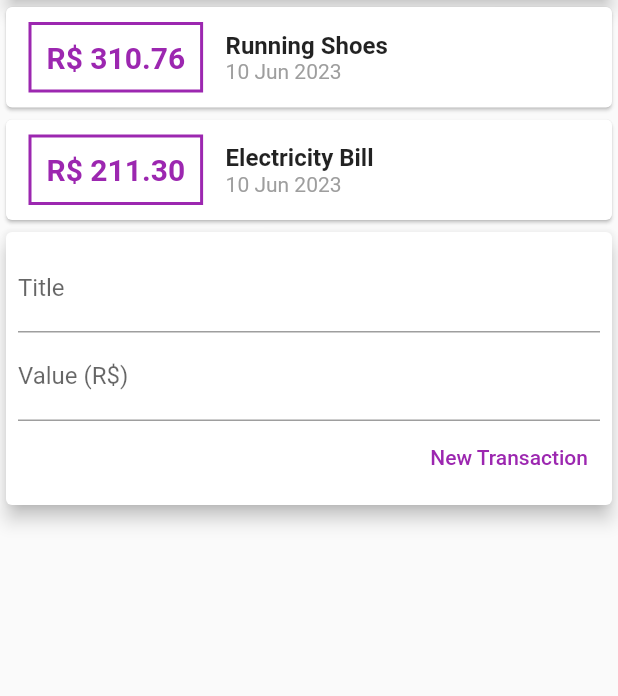
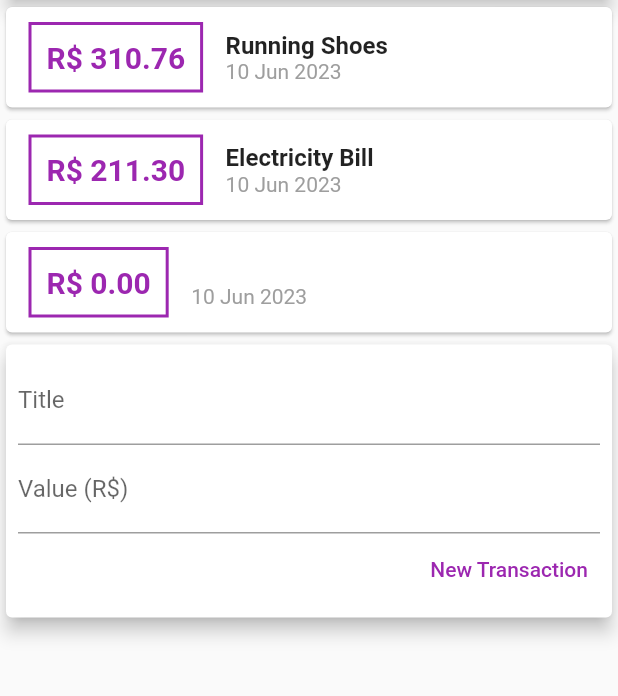
Before and after one commit to victorlopescc/weekly_expenses, a Flutter app: the screen it shows after launch, after a tap on "New Transaction", on a phone screen of 412 x 824 dp, the part 119-815 px from its top. Run offline on Flutter 3.47's test engine with Material 2 defaults, Android fonts, the phone set to English and light mode, and no system bars.

Commit message:
v0.5 - New Transaction

```diff
--- /dev/null
+++ b/lib/components/transaction_form.dart
@@ -0,0 +1,51 @@
+import 'package:flutter/material.dart';
+
+class TransactionForm extends StatelessWidget {
+  TransactionForm(this.onSubmit, {super.key});
+  final titleController = TextEditingController();
+  final valueController = TextEditingController();
+
+  final void Function(String, double) onSubmit;
+
+  @override
+  Widget build(BuildContext context) {
+    return Card(
+      elevation: 5,
+      child: Padding(
+        padding: const EdgeInsets.all(8.0),
+        child: Column(
+          children: [
+            TextField(
+              controller: titleController,
+              decoration: const InputDecoration(
+                labelText: 'Title',
+              ),
+            ),
+            TextField(
+              controller: valueController,
+              decoration: const InputDecoration(
+                labelText: 'Value (R\$)',
+              ),
+            ),
+            Row(
+              mainAxisAlignment: MainAxisAlignment.end,
+              children: [
+                TextButton(
+                  onPressed: () {
+                    final title = titleController.text;
+                    final value = double.tryParse(valueController.text) ?? 0.0;
+                    onSubmit(title, value);
+                  },
+                  child: const Text(
+                    'New Transaction',
+                    style: TextStyle(color: Colors.purple),
+                  ),
+                ),
+              ],
+            )
+          ],
+        ),
+      ),
+    );
+  }
+}
--- /dev/null
+++ b/lib/components/transaction_list.dart
@@ -0,0 +1,62 @@
+import 'package:flutter/material.dart';
+import 'package:intl/intl.dart';
+import '../models/transaction.dart';
+
+class TransactionList extends StatelessWidget {
+  const TransactionList(this.transactions, {super.key});
+
+  final List<Transaction> transactions;
+
+  @override
+  Widget build(BuildContext context) {
+    return Column(
+      children: transactions.map((tr) {
+        return Card(
+          child: Row(
+            children: [
+              Container(
+                margin: const EdgeInsets.symmetric(
+                  horizontal: 15,
+                  vertical: 10,
+                ),
+                decoration: BoxDecoration(
+                  border: Border.all(
+                    color: Colors.purple,
+                    width: 2,
+                  ),
+                ),
+                padding: const EdgeInsets.all(10),
+                child: Text(
+                  'R\$ ${tr.value.toStringAsFixed(2)}',
+                  style: const TextStyle(
+                    fontWeight: FontWeight.bold,
+                    fontSize: 20,
+                    color: Colors.purple,
+                  ),
+                ),
+              ),
+              Column(
+                crossAxisAlignment: CrossAxisAlignment.start,
+                children: [
+                  Text(
+                    tr.title,
+                    style: const TextStyle(
+                      fontSize: 16,
+                      fontWeight: FontWeight.bold,
+                    ),
+                  ),
+                  Text(
+                    DateFormat('d MMM y').format(tr.date),
+                    style: const TextStyle(
+                      color: Colors.grey,
+                    ),
+                  ),
+                ],
+              ),
+            ],
+          ),
+        );
+      }).toList(),
+    );
+  }
+}
--- a/lib/components/transaction_user.dart
+++ b/lib/components/transaction_user.dart
@@ -1,3 +1,5 @@
+import 'dart:math';
+
 import 'package:flutter/material.dart';
 import './transaction_list.dart';
 import './transaction_form.dart';
@@ -26,12 +28,25 @@
     ),
   ];
 
+  _addTransaction(String title, double value) {
+    final newTransaction = Transaction(
+      id: Random().nextDouble().toString(),
+      title: title,
+      value: value,
+      date: DateTime.now(),
+    );
+
+    setState(() {
+      _transactions.add(newTransaction);
+    });
+  }
+
   @override
   Widget build(BuildContext context) {
     return Column(
       children: [
-        TransactionList(transactions: _transactions),
-        TransactionForm(),
+        TransactionList(_transactions),
+        TransactionForm(_addTransaction),
       ],
     );
   }
--- a/lib/main.dart
+++ b/lib/main.dart
@@ -1,6 +1,5 @@
 import 'package:flutter/material.dart';
-import 'models/transaction.dart';
-import 'package:intl/intl.dart';
+import '/components/transaction_user.dart';
 
 void main(List<String> args) {
   runApp(const ExpensesApp());
@@ -11,32 +10,14 @@
 
   @override
   Widget build(BuildContext context) {
-    return MaterialApp(
+    return const MaterialApp(
       home: HomePage(),
     );
   }
 }
 
 class HomePage extends StatelessWidget {
-  final titleController = TextEditingController();
-  final valueController = TextEditingController();
-
-  final _transactions = [
-    Transaction(
-      id: 't1',
-      title: 'Running Shoes',
-      value: 310.76,
-      date: DateTime.now(),
-    ),
-    Transaction(
-      id: 't2',
-      title: 'Electricity Bill',
-      value: 211.30,
-      date: DateTime.now(),
-    ),
-  ];
-
-  HomePage({super.key});
+  const HomePage({super.key});
 
   @override
   Widget build(BuildContext context) {
@@ -44,99 +25,17 @@
       appBar: AppBar(
         title: const Text('Personal Expenses'),
       ),
-      body: Column(
+      body: const Column(
         crossAxisAlignment: CrossAxisAlignment.stretch,
         children: [
-          const SizedBox(
+          SizedBox(
             child: Card(
               color: Colors.blue,
               elevation: 5,
               child: Text('CHART!'),
             ),
           ),
-          Column(
-            children: _transactions.map((tr) {
-              return Card(
-                child: Row(
-                  children: [
-                    Container(
-                      margin: const EdgeInsets.symmetric(
-                        horizontal: 15,
-                        vertical: 10,
-                      ),
-                      decoration: BoxDecoration(
-                        border: Border.all(
-                          color: Colors.purple,
-                          width: 2,
-                        ),
-                      ),
-                      padding: const EdgeInsets.all(10),
-                      child: Text(
-                        'R\$ ${tr.value.toStringAsFixed(2)}',
-                        style: const TextStyle(
-                          fontWeight: FontWeight.bold,
-                          fontSize: 20,
-                          color: Colors.purple,
-                        ),
-                      ),
-                    ),
-                    Column(
-                      crossAxisAlignment: CrossAxisAlignment.start,
-                      children: [
-                        Text(
-                          tr.title,
-                          style: const TextStyle(
-                            fontSize: 16,
-                            fontWeight: FontWeight.bold,
-                          ),
-                        ),
-                        Text(
-                          DateFormat('d MMM y').format(tr.date),
-                          style: const TextStyle(
-                            color: Colors.grey,
-                          ),
-                        ),
-                      ],
-                    ),
-                  ],
-                ),
-              );
-            }).toList(),
-          ),
-          Card(
-            elevation: 5,
-            child: Padding(
-              padding: const EdgeInsets.all(8.0),
-              child: Column(
-                children: [
-                  TextField(
-                    controller: titleController,
-                    decoration: const InputDecoration(
-                      labelText: 'Title',
-                    ),
-                  ),
-                  TextField(
-                    controller: valueController,
-                    decoration: const InputDecoration(
-                      labelText: 'Value (R\$)',
-                    ),
-                  ),
-                  Row(
-                    mainAxisAlignment: MainAxisAlignment.end,
-                    children: [
-                      TextButton(
-                        onPressed: () {},
-                        child: const Text(
-                          'New Transaction',
-                          style: TextStyle(color: Colors.purple),
-                        ),
-                      ),
-                    ],
-                  )
-                ],
-              ),
-            ),
-          )
+          TransactionUser(),
         ],
       ),
     );
```
